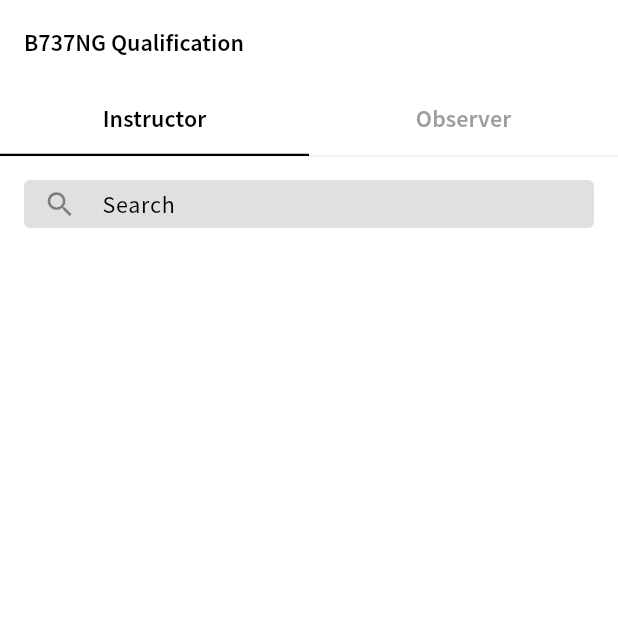
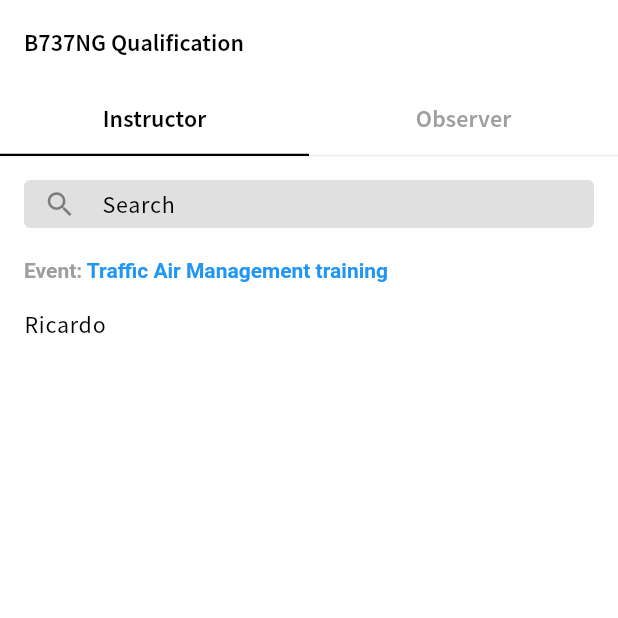
Before and after one commit to Viditkhanna/Training-Management, a Flutter app: the screen it shows after launch, on a phone screen of 412 x 824 dp, the top half of it. Run offline on Flutter 3.47's test engine with Material 3 defaults, Android fonts, the phone set to English and light mode, and no system bars; our stand-ins replace flutter_riverpod.

Commit message:
Add event name and list-tile

```diff
--- a/lib/feature/event_management/view/widget/event_management_screen.dart
+++ b/lib/feature/event_management/view/widget/event_management_screen.dart
@@ -20,7 +20,56 @@ class EventManagementScreen extends StatelessWidget {
                     .toList(),
           ),
         ),
-        body: ListView(padding: EdgeInsets.all(16), children: [SearchField()]),
+        body: Padding(
+          padding: EdgeInsets.all(16),
+
+          child: Column(
+            children: [
+              SearchField(),
+              Expanded(
+                child: TabBarView(
+                  children:
+                      event.slotGroups
+                          .map(
+                            (slot) => Column(
+                              crossAxisAlignment: CrossAxisAlignment.start,
+                              children: [
+                                SizedBox(height: 20),
+                                RichText(
+                                  text: TextSpan(
+                                    children: [
+                                      TextSpan(
+                                        text: 'Event: ',
+                                        style: TextStyle(
+                                          color: Colors.grey,
+                                          fontWeight: FontWeight.bold,
+                                        ),
+                                      ),
+                                      TextSpan(
+                                        text: event.eventName,
+                                        style: TextStyle(
+                                          color: Colors.blue,
+                                          fontWeight: FontWeight.bold,
+                                        ),
+                                      ),
+                                    ],
+                                  ),
+                                ),
+                                ...slot.resources.map(
+                                  (resource) => ListTile(
+                                    title: Text(resource.firstName),
+                                    contentPadding: EdgeInsets.zero,
+                                  ),
+                                ),
+                              ],
+                            ),
+                          )
+                          .toList(),
+                ),
+              ),
+            ],
+          ),
+        ),
       ),
     );
   }
```
